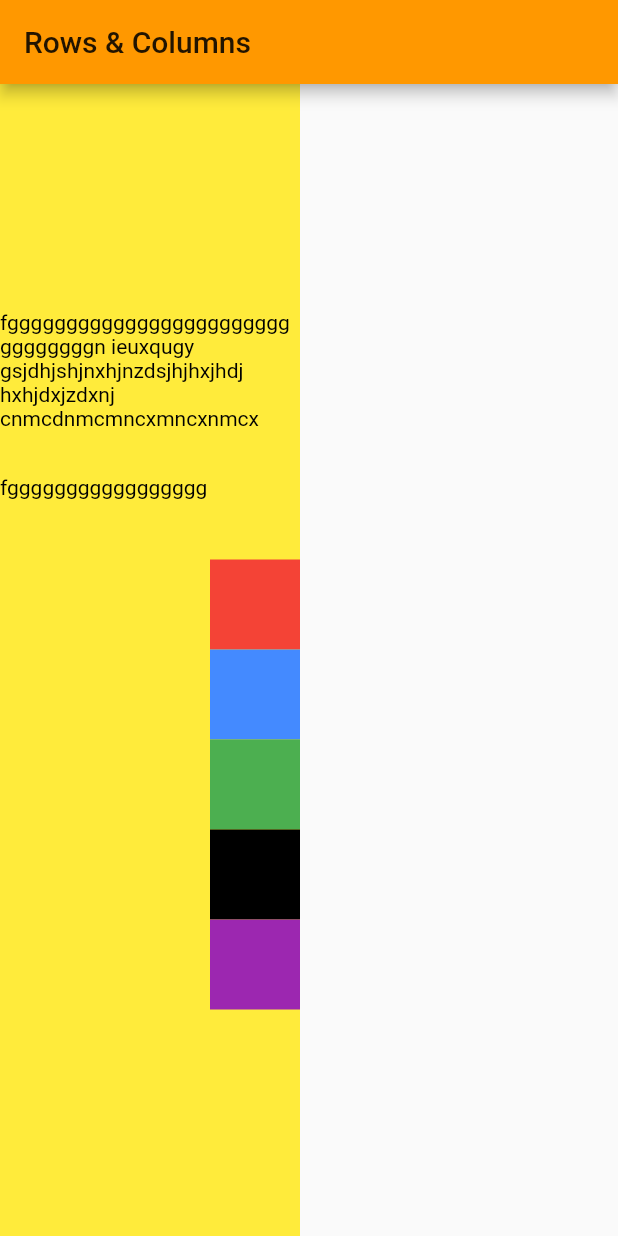
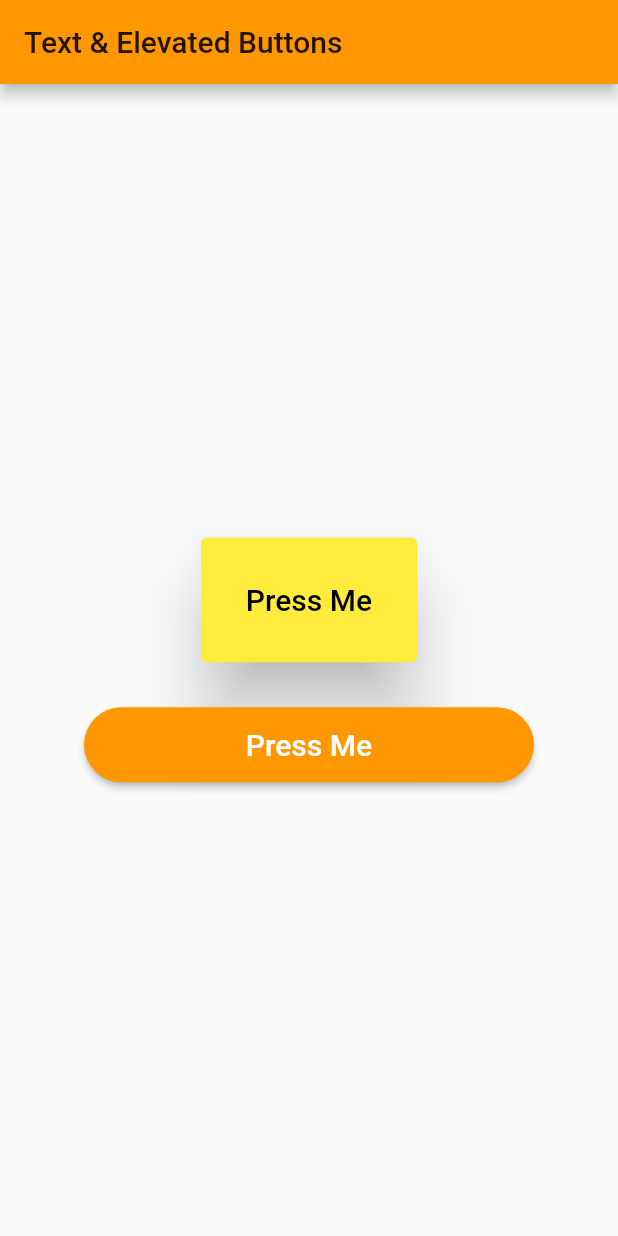
Before and after one commit to codemike513/Flutter-Widgets, a Flutter app: the screen it shows after launch, on a phone screen of 412 x 824 dp. Run offline on Flutter 3.47's test engine with Material 2 defaults, Android fonts, the phone set to English and light mode, and no system bars.

Commit message:
Text and Elevated Buttons

```diff
--- a/lib/main.dart
+++ b/lib/main.dart
@@ -1,11 +1,12 @@
 import 'package:flutter/material.dart';
 import 'package:widget_app/widgets/container_sizedBox.dart';
 import 'package:widget_app/widgets/row_col_wrap.dart';
+import 'package:widget_app/widgets/text_elevatedButton.dart';
 
 
 void main() => runApp(MaterialApp(
       debugShowCheckedModeBanner: false,
-      home: RowsColsWrap(),
+      home: TextElevatedButtons(),
       theme: ThemeData(
         brightness: Brightness.light,
         primaryColor: Colors.orange,
--- /dev/null
+++ b/lib/widgets/text_elevatedButton.dart
@@ -0,0 +1,66 @@
+import 'package:flutter/material.dart';
+
+class TextElevatedButtons extends StatelessWidget {
+  const TextElevatedButtons({Key? key}) : super(key: key);
+
+  @override
+  Widget build(BuildContext context) {
+    return Scaffold(
+      appBar: AppBar(
+        title: Text('Text & Elevated Buttons'),
+      ),
+      body: Center(
+        child: Column(
+          mainAxisAlignment: MainAxisAlignment.center,
+          children: [
+            TextButton(
+              style: ButtonStyle(
+                  backgroundColor: MaterialStateProperty.all(
+                    Colors.yellow,
+                  ),
+                  padding: MaterialStateProperty.all(EdgeInsets.all((30))),
+                  elevation: MaterialStateProperty.all(20),
+                  overlayColor: MaterialStateProperty.all(Colors.black)),
+              onPressed: () {},
+              child: Text(
+                'Press Me',
+                style: TextStyle(
+                  fontSize: 20,
+                  color: Colors.black,
+                ),
+              ),
+            ),
+            SizedBox(
+              height: 30,
+            ),
+            Container(
+              height: 50,
+              width: 300,
+              child: ElevatedButton(
+                style: ButtonStyle(
+                  backgroundColor:
+                      MaterialStateProperty.all(Theme.of(context).primaryColor),
+                  shape: MaterialStateProperty.all(
+                    RoundedRectangleBorder(
+                      borderRadius: BorderRadius.circular(40),
+                    ),
+                  ),
+                ),
+                onPressed: () {
+                  print('Like');
+                },
+                child: Text(
+                  'Press Me',
+                  style: TextStyle(
+                    fontSize: 20,
+                    color: Colors.white,
+                  ),
+                ),
+              ),
+            ),
+          ],
+        ),
+      ),
+    );
+  }
+}
```
